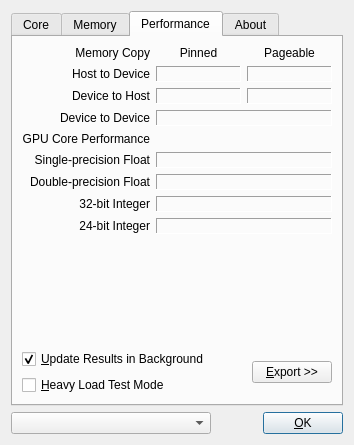
Above: ui/czdialog.ui from spainnoobperez/cuda-z before the change. Below: the same form after it.
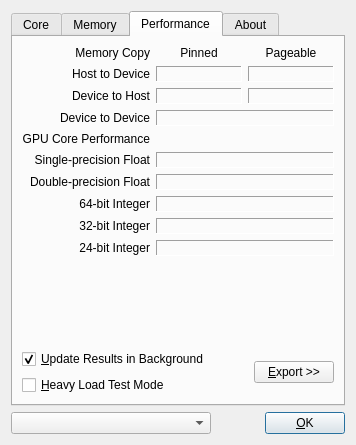
That is the form after the change. The open tabs and pages were chosen to show the change. Icons and pictures are not drawn.

```diff
--- a/ui/czdialog.ui
+++ b/ui/czdialog.ui
@@ -6,8 +6,8 @@
    <rect>
     <x>0</x>
     <y>0</y>
-    <width>354</width>
-    <height>430</height>
+    <width>356</width>
+    <height>437</height>
    </rect>
   </property>
   <property name="windowTitle">
@@ -1024,6 +1024,32 @@
        <string>Performance</string>
       </attribute>
       <layout class="QGridLayout" name="gridLayout_4">
+       <item row="8" column="0">
+        <widget class="QLabel" name="labelInt32Rate">
+         <property name="text">
+          <string>32-bit Integer</string>
+         </property>
+         <property name="alignment">
+          <set>Qt::AlignRight|Qt::AlignTrailing|Qt::AlignVCenter</set>
+         </property>
+        </widget>
+       </item>
+       <item row="8" column="1" colspan="2">
+        <widget class="QLabel" name="labelInt32RateText">
+         <property name="frameShape">
+          <enum>QFrame::Panel</enum>
+         </property>
+         <property name="frameShadow">
+          <enum>QFrame::Sunken</enum>
+         </property>
+         <property name="text">
+          <string notr="true">&lt;rate Miop/s&gt;</string>
+         </property>
+         <property name="textInteractionFlags">
+          <set>Qt::LinksAccessibleByMouse</set>
+         </property>
+        </widget>
+       </item>
        <item row="0" column="0">
         <widget class="QLabel" name="labelMemRate">
          <property name="text">
@@ -1226,33 +1252,7 @@
          </property>
         </widget>
        </item>
-       <item row="7" column="0">
-        <widget class="QLabel" name="labelInt32Rate">
-         <property name="text">
-          <string>32-bit Integer</string>
-         </property>
-         <property name="alignment">
-          <set>Qt::AlignRight|Qt::AlignTrailing|Qt::AlignVCenter</set>
-         </property>
-        </widget>
-       </item>
-       <item row="7" column="1" colspan="2">
-        <widget class="QLabel" name="labelInt32RateText">
-         <property name="frameShape">
-          <enum>QFrame::Panel</enum>
-         </property>
-         <property name="frameShadow">
-          <enum>QFrame::Sunken</enum>
-         </property>
-         <property name="text">
-          <string notr="true">&lt;rate Miop/s&gt;</string>
-         </property>
-         <property name="textInteractionFlags">
-          <set>Qt::LinksAccessibleByMouse</set>
-         </property>
-        </widget>
-       </item>
-       <item row="8" column="0">
+       <item row="9" column="0">
         <widget class="QLabel" name="labelInt24Rate">
          <property name="text">
           <string>24-bit Integer</string>
@@ -1262,7 +1262,7 @@
          </property>
         </widget>
        </item>
-       <item row="8" column="1" colspan="2">
+       <item row="9" column="1" colspan="2">
         <widget class="QLabel" name="labelInt24RateText">
          <property name="frameShape">
           <enum>QFrame::Panel</enum>
@@ -1278,7 +1278,7 @@
          </property>
         </widget>
        </item>
-       <item row="9" column="0" colspan="3">
+       <item row="11" column="0" colspan="3">
         <spacer name="verticalSpacer_6">
          <property name="orientation">
           <enum>Qt::Vertical</enum>
@@ -1291,7 +1291,7 @@
          </property>
         </spacer>
        </item>
-       <item row="10" column="0" colspan="3">
+       <item row="12" column="0" colspan="3">
         <layout class="QHBoxLayout" name="horizontalLayout_3">
          <item>
           <layout class="QVBoxLayout" name="verticalLayout_4">
@@ -1342,6 +1342,32 @@
          </item>
         </layout>
        </item>
+       <item row="7" column="0">
+        <widget class="QLabel" name="labelInt64Rate">
+         <property name="text">
+          <string>64-bit Integer</string>
+         </property>
+         <property name="alignment">
+          <set>Qt::AlignRight|Qt::AlignTrailing|Qt::AlignVCenter</set>
+         </property>
+        </widget>
+       </item>
+       <item row="7" column="1" colspan="2">
+        <widget class="QLabel" name="labelInt64RateText">
+         <property name="frameShape">
+          <enum>QFrame::Panel</enum>
+         </property>
+         <property name="frameShadow">
+          <enum>QFrame::Sunken</enum>
+         </property>
+         <property name="text">
+          <string notr="true">&lt;rate Miop/s&gt;</string>
+         </property>
+         <property name="textInteractionFlags">
+          <set>Qt::LinksAccessibleByMouse</set>
+         </property>
+        </widget>
+       </item>
       </layout>
      </widget>
      <widget class="QWidget" name="tabAbout">
```
Left out of the diff: 6 changed lines with no effect on the pictures.
